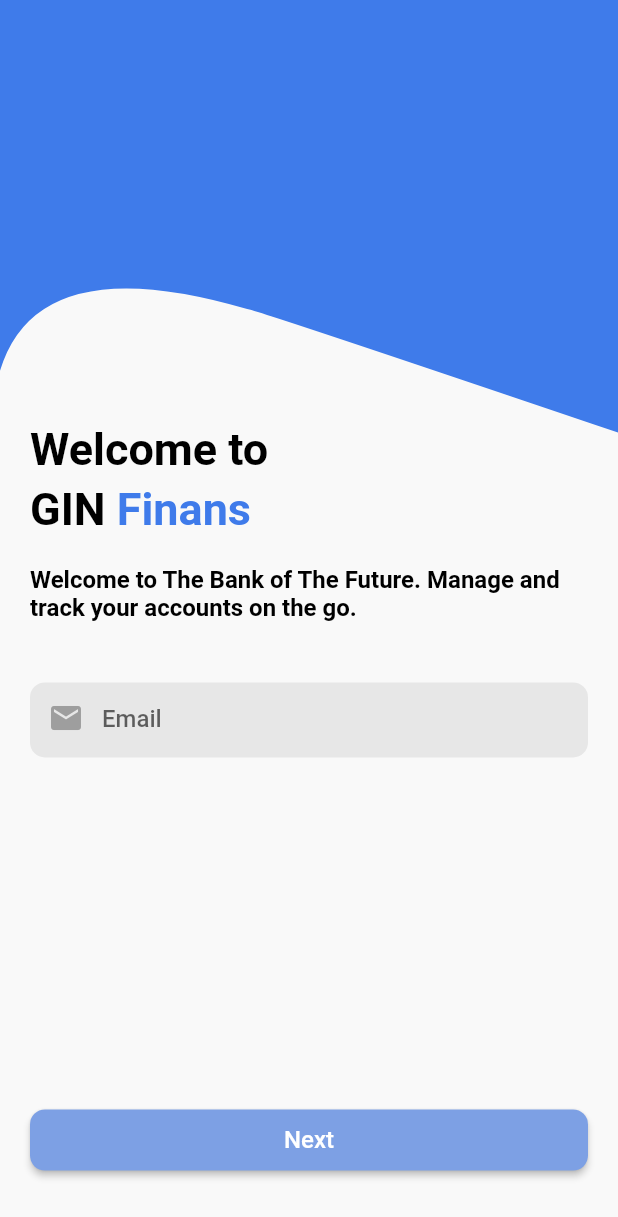
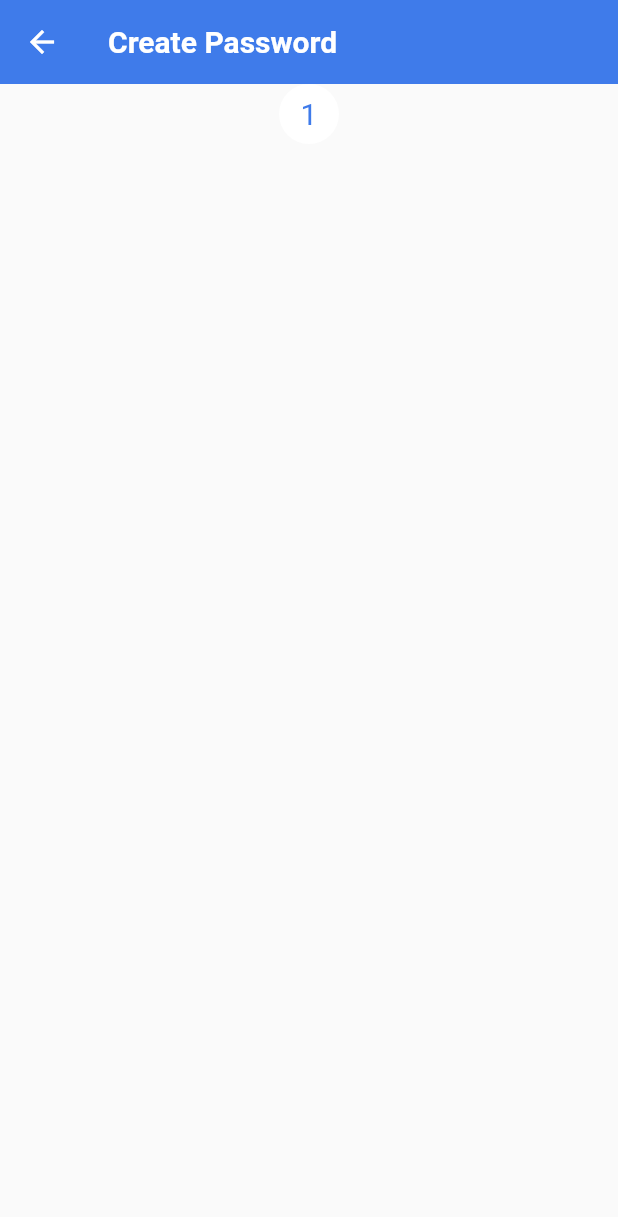
Before and after one commit to evanezent/Exploring-The-Forest, a Flutter app: the screen it shows after launch, after a tap on "Next", on a phone screen of 412 x 824 dp. Shown: the top 1217 px of the screen. Run offline on Flutter 3.47's test engine with Material 2 defaults, Android fonts, the phone set to English and light mode, and no system bars.

Commit message:
create password screen init

```diff
--- /dev/null
+++ b/lib/ui/components/circle-timeline.dart
@@ -0,0 +1,21 @@
+import 'package:flutter/material.dart';
+import 'package:register/utils/constants.dart';
+
+class CircleTimeline extends StatelessWidget {
+  const CircleTimeline({Key? key, required this.active, this.text})
+      : super(key: key);
+  final bool active;
+  final String? text;
+
+  @override
+  Widget build(BuildContext context) {
+    return CircleAvatar(
+      backgroundColor: active ? custom_blue : Colors.white,
+      child: Text(
+        '$text',
+        style:
+            TextStyle(color: active ? Colors.white : custom_blue, fontSize: 20),
+      ),
+    );
+  }
+}
--- /dev/null
+++ b/lib/ui/screens/create_password_screen.dart
@@ -0,0 +1,34 @@
+import 'package:flutter/material.dart';
+import 'package:register/ui/components/circle-timeline.dart';
+import 'package:register/utils/constants.dart';
+
+class CreatePaswordScreen extends StatefulWidget {
+  const CreatePaswordScreen({Key? key}) : super(key: key);
+
+  @override
+  _CreatePaswordScreenState createState() => _CreatePaswordScreenState();
+}
+
+class _CreatePaswordScreenState extends State<CreatePaswordScreen> {
+  @override
+  Widget build(BuildContext context) {
+    return Scaffold(
+        appBar: AppBar(
+          elevation: 0,
+          backgroundColor: custom_blue,
+          title: Text(
+            "Create Password",
+            style: TextStyle(
+                color: Colors.white, fontWeight: FontWeight.bold, fontSize: 20),
+          ),
+        ),
+        body: ListView(
+          children: [
+            CircleTimeline(
+              active: false,
+              text: '1',
+            )
+          ],
+        ));
+  }
+}
--- a/lib/ui/screens/welcome_screen.dart
+++ b/lib/ui/screens/welcome_screen.dart
@@ -1,6 +1,7 @@
 import 'package:flutter/material.dart';
 import 'package:register/ui/components/long_button.dart';
 import 'package:register/ui/components/shape_background.dart';
+import 'package:register/ui/screens/create_password_screen.dart';
 import 'package:register/utils/constants.dart';
 
 class WelcomScreen extends StatefulWidget {
@@ -97,13 +98,16 @@ class _WelcomScreenState extends State<WelcomScreen> {
                       Padding(
                         padding: const EdgeInsets.only(bottom: 30),
                         child: LongButton(
-                            bgColor: _emailValidator ? custom_blue: custom_blue_disable,
+                            bgColor: _emailValidator
+                                ? custom_blue
+                                : custom_blue_disable,
                             textColor: Colors.white,
                             loading: false,
                             width: size.width,
                             title: "Next",
                             onClick: () {
-                              print("KLIK");
+                              Navigator.of(context).push(MaterialPageRoute(
+                                  builder: (context) => CreatePaswordScreen()));
                             }),
                       )
                     ],
```
